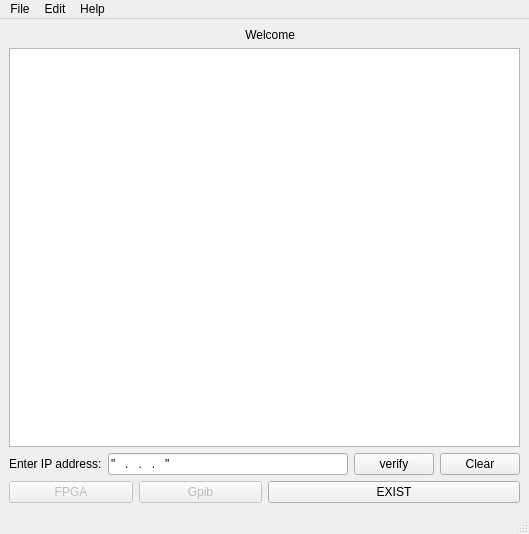
Above: GUIfiles/welcomewindow.ui from doctoboggan/DeathRay before the change. Below: the same form after it.
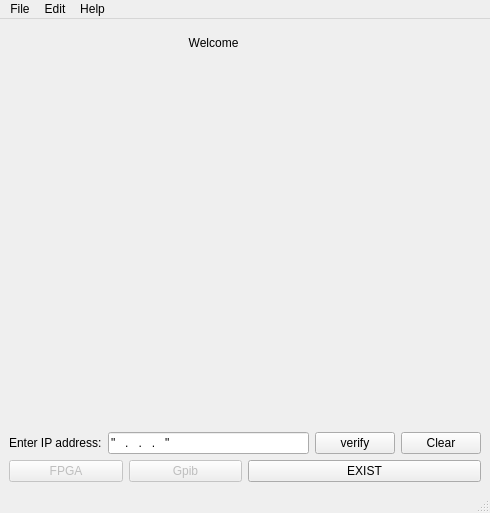
That is the form after the change. Icons and pictures are not drawn.

Commit message: UI for FPGA section

```diff
--- a/GUIfiles/welcomewindow.ui
+++ b/GUIfiles/welcomewindow.ui
@@ -6,8 +6,8 @@
    <rect>
     <x>0</x>
     <y>0</y>
-    <width>529</width>
-    <height>534</height>
+    <width>490</width>
+    <height>513</height>
    </rect>
   </property>
   <property name="windowTitle">
@@ -19,19 +19,25 @@
      <layout class="QVBoxLayout" name="verticalLayout">
       <item>
        <widget class="QLabel" name="label_2">
+        <property name="maximumSize">
+         <size>
+          <width>1000</width>
+          <height>30</height>
+         </size>
+        </property>
         <property name="text">
-         <string>                                                                       Welcome</string>
+         <string>                                                      Welcome</string>
         </property>
        </widget>
       </item>
       <item>
-       <widget class="QTextBrowser" name="textBrowser">
-        <property name="html">
-         <string>&lt;!DOCTYPE HTML PUBLIC &quot;-//W3C//DTD HTML 4.0//EN&quot; &quot;http://www.w3.org/TR/REC-html40/strict.dtd&quot;&gt;
-&lt;html&gt;&lt;head&gt;&lt;meta name=&quot;qrichtext&quot; content=&quot;1&quot; /&gt;&lt;style type=&quot;text/css&quot;&gt;
-p, li { white-space: pre-wrap; }
-&lt;/style&gt;&lt;/head&gt;&lt;body style=&quot; font-family:'Ubuntu'; font-size:11pt; font-weight:400; font-style:normal;&quot;&gt;
-&lt;p style=&quot; margin-top:0px; margin-bottom:0px; margin-left:0px; margin-right:0px; -qt-block-indent:0; text-indent:0px;&quot;&gt;&lt;img src=&quot;:/newPrefix/test.png&quot; /&gt;&lt;/p&gt;&lt;/body&gt;&lt;/html&gt;</string>
+       <widget class="QLabel" name="label_3">
+        <property name="styleSheet">
+         <string notr="true">background-image: url(:/pic1/sign.jpg);
+background-repeat: norepeat;</string>
+        </property>
+        <property name="text">
+         <string/>
         </property>
        </widget>
       </item>
@@ -110,7 +116,7 @@
     <rect>
      <x>0</x>
      <y>0</y>
-     <width>529</width>
+     <width>490</width>
      <height>25</height>
     </rect>
    </property>
```
Left out of the diff: 104 changed lines with no effect on the pictures. The commit also changes 5 other files.
